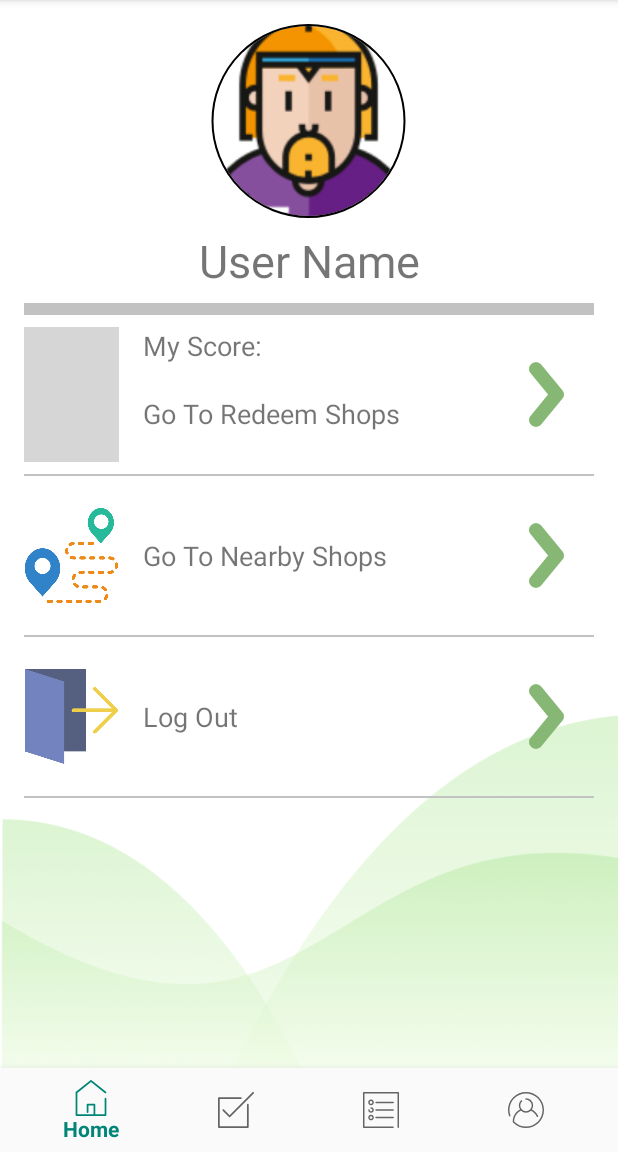
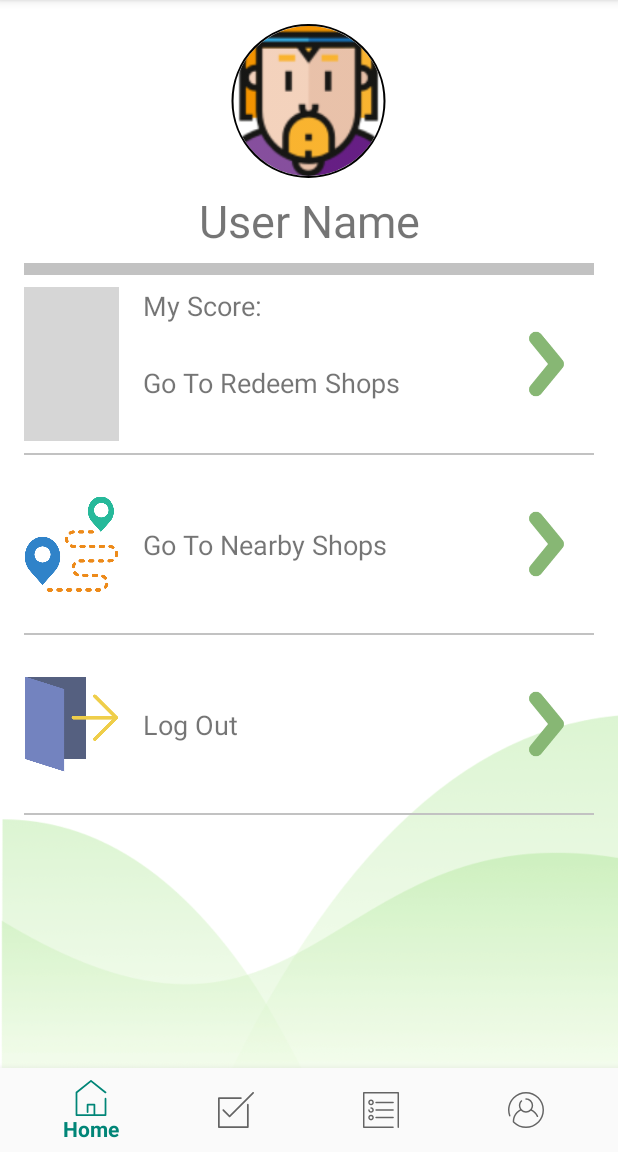
Before and after one commit to pmdw620/unimelb-mobile-group78, an Android app: the fragment ProfileFragment placed in its activity, on a phone screen of 412 x 824 dp, the part 84-1236 px from its top. Run offline under Robolectric (Android 15) with nearby library versions, the light colour scheme and no system bars; our stand-ins replace CircleImageView, Firebase (no records; nobody signed in at launch, a user with empty details on screens opened directly); 2 statements that could not run were skipped; grey boxes are pictures that could not be loaded.

Commit message:
task fregment and profile

```diff
--- a/app/src/main/java/com/unimelb/ienv/ProfileFragment.java
+++ b/app/src/main/java/com/unimelb/ienv/ProfileFragment.java
@@ -2,7 +2,6 @@ package com.unimelb.ienv;
 
 import android.content.Context;
 import android.content.Intent;
-import android.content.pm.PackageManager;
 import android.database.Cursor;
 import android.database.sqlite.SQLiteDatabase;
 import android.graphics.Point;
@@ -21,8 +20,6 @@ import android.widget.Toast;
 
 import androidx.annotation.NonNull;
 import androidx.annotation.Nullable;
-import androidx.core.app.ActivityCompat;
-import androidx.core.content.ContextCompat;
 import androidx.fragment.app.Fragment;
 
 import com.google.android.gms.tasks.OnCompleteListener;
@@ -42,8 +39,6 @@ public class ProfileFragment extends Fragment {
     private TextView displayName;
     private de.hdodenhof.circleimageview.CircleImageView avatar;
     private FirebaseFirestore db;
-    private boolean mLocationPermissionGranted = false;
-    private final int PERMISSIONS_REQUEST_ACCESS_FINE_LOCATION = 1111;
 
 
     @Nullable
@@ -51,6 +46,24 @@ public class ProfileFragment extends Fragment {
     public View onCreateView(@NonNull LayoutInflater inflater, @Nullable ViewGroup container, @Nullable Bundle savedInstanceState) {
         inflater1 = inflater;
         final View rootview = inflater.inflate(R.layout.fragment_profile, null);
+        int height = getHeight(getActivity());
+        int width = getWidth(getActivity());
+        avatar = rootview.findViewById(R.id.avatar);
+        LinearLayout linearLayout1 = rootview.findViewById(R.id.linearLayout1);
+        LinearLayout linearLayout2 = rootview.findViewById(R.id.linearLayout2);
+        LinearLayout linearLayout3 = rootview.findViewById(R.id.linearLayout3);
+        ViewGroup.LayoutParams lp = (ViewGroup.LayoutParams) avatar.getLayoutParams();
+        lp.height = (int)(height/8);
+        avatar.setLayoutParams(lp);
+        lp = (ViewGroup.LayoutParams) linearLayout1.getLayoutParams();
+        lp.height = (int)(height/8);
+        linearLayout1.setLayoutParams(lp);
+        lp = (ViewGroup.LayoutParams) linearLayout2.getLayoutParams();
+        lp.height = height/8;
+        linearLayout2.setLayoutParams(lp);
+        lp = (ViewGroup.LayoutParams) linearLayout3.getLayoutParams();
+        lp.height = height/8;
+        linearLayout3.setLayoutParams(lp);
         return rootview;
     }
 
@@ -63,9 +76,6 @@ public class ProfileFragment extends Fragment {
         displayName = (TextView) getView().findViewById(R.id.displayName);
         avatar = getView().findViewById(R.id.avatar);
         db = FirebaseFirestore.getInstance();
-        if(!mLocationPermissionGranted){
-            getLocationPermission();
-        }
 
         DocumentReference dr = db.collection("UserCollection").document(MainActivity.currentUser.getUid());
         dr.get().addOnSuccessListener(new OnSuccessListener<DocumentSnapshot>() {
@@ -88,14 +98,6 @@ public class ProfileFragment extends Fragment {
                 Intent i = new Intent(getActivity(),MainActivity.class);
                 startActivity(i);
                 getActivity().finish();
-            }
-        });
-
-        mapBtn.setOnClickListener(new View.OnClickListener() {
-            @Override
-            public void onClick(View view) {
-                Intent intent = new Intent(getContext(), MapsActivity.class);
-                startActivity(intent);
             }
         });
     }
@@ -128,35 +130,4 @@ public class ProfileFragment extends Fragment {
         }
         return height;
     }
-
-    private void getLocationPermission() {
-        /*
-         * Request location permission, so that we can get the location of the
-         * device. The result of the permission request is handled by a callback,
-         * onRequestPermissionsResult.
-         */
-        if (ContextCompat.checkSelfPermission(getActivity(),
-                android.Manifest.permission.ACCESS_FINE_LOCATION)
-                == PackageManager.PERMISSION_GRANTED) {
-            mLocationPermissionGranted = true;
-        } else {
-            ActivityCompat.requestPermissions(getActivity(),
-                    new String[]{android.Manifest.permission.ACCESS_FINE_LOCATION},
-                    PERMISSIONS_REQUEST_ACCESS_FINE_LOCATION);
-        }
-    }
-
-    @Override
-    public void onRequestPermissionsResult(int requestCode, @NonNull String[] permissions, @NonNull int[] grantResults) {
-        mLocationPermissionGranted = false;
-        switch (requestCode) {
-            case PERMISSIONS_REQUEST_ACCESS_FINE_LOCATION: {
-                // If request is cancelled, the result arrays are empty.
-                if (grantResults.length > 0
-                        && grantResults[0] == PackageManager.PERMISSION_GRANTED) {
-                    mLocationPermissionGranted = true;
-                }
-            }
-        }
-    }
 }
```
